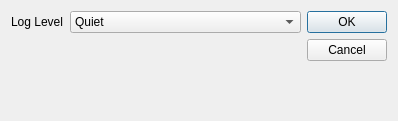
Qt form src/gui/qtDesigner/settings/Settings_Analyze.ui (Xeratec/NOAA-DSB) before a commit.
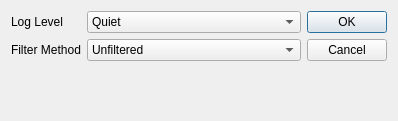
The same form after that commit.

```diff
--- a/src/gui/qtDesigner/settings/Settings_Analyze.ui
+++ b/src/gui/qtDesigner/settings/Settings_Analyze.ui
@@ -60,6 +60,32 @@
        </item>
       </widget>
      </item>
+     <item row="1" column="0">
+      <widget class="QLabel" name="label">
+       <property name="text">
+        <string>Filter Method</string>
+       </property>
+      </widget>
+     </item>
+     <item row="1" column="1">
+      <widget class="QComboBox" name="comboBox">
+       <item>
+        <property name="text">
+         <string>Unfiltered</string>
+        </property>
+       </item>
+       <item>
+        <property name="text">
+         <string>Parity</string>
+        </property>
+       </item>
+       <item>
+        <property name="text">
+         <string>Full</string>
+        </property>
+       </item>
+      </widget>
+     </item>
     </layout>
    </item>
   </layout>
```
